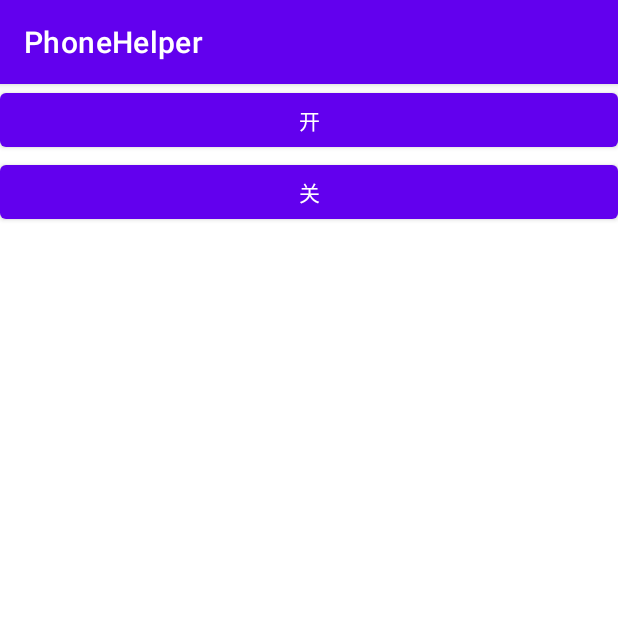
After one commit to 176177082/PhoneHelper, an Android app: the OpenPersonalHotspot screen opened directly, with no data from a screen before it, on a phone screen of 412 x 824 dp, the top half of it. The commit adds this screen. Run offline under Robolectric (Android 15) with nearby library versions, the phone set to English and light mode, and no system bars.

Commit message:
this version can open the personal hotspot,but the ssid and passwrod can not to be change,it random

```diff
--- a/app/src/main/java/com/example/phonehelper/ControlSystemVoiceActivity.java
+++ b/app/src/main/java/com/example/phonehelper/ControlSystemVoiceActivity.java
@@ -37,12 +37,13 @@ public class ControlSystemVoiceActivity extends AppCompatActivity {
         }
 
 
-        // 点击按钮增加音量
+        // 将媒体音量和铃声都调为0
         btnVolume.setOnClickListener(new View.OnClickListener() {
             @Override
             public void onClick(View view) {
+                //对音量值的获取，以及对音量进行调小，可以自行恢复
 
-//                audioManager.setRingerMode(AudioManager.RINGER_MODE_SILENT);
+//                audioManager.getStreamVolume(AudioManager.STREAM_RING);
 
                 audioManager.setStreamVolume(AudioManager.STREAM_RING, 0, AudioManager.FLAG_SHOW_UI);
                 audioManager.setStreamVolume(AudioManager.STREAM_MUSIC, 0, AudioManager.FLAG_SHOW_UI);
--- /dev/null
+++ b/app/src/main/java/com/example/phonehelper/HotspotManager.java
@@ -0,0 +1,4 @@
+package com.example.phonehelper;
+
+public class HotspotManager {
+}
--- a/app/src/main/res/layout/activity_control_system_voice.xml
+++ b/app/src/main/res/layout/activity_control_system_voice.xml
@@ -5,7 +5,7 @@
     android:layout_width="fill_parent"
     android:layout_height="fill_parent"
     android:orientation="vertical"
-    tools:context=".MainActivity" >
+    tools:context=".ControlSystemVoiceActivity" >
 
 
     <Button
--- /dev/null
+++ b/app/src/main/res/layout/activity_open_personal_hotspot.xml
@@ -0,0 +1,23 @@
+<?xml version="1.0" encoding="utf-8"?>
+<LinearLayout xmlns:android="http://schemas.android.com/apk/res/android"
+xmlns:tools="http://schemas.android.com/tools"
+android:id="@+id/LinearLayout1"
+android:layout_width="fill_parent"
+android:layout_height="fill_parent"
+android:orientation="vertical"
+tools:context=".OpenPersonalHotspot" >
+
+
+<Button
+    android:id="@+id/button"
+    android:layout_width="match_parent"
+    android:layout_height="wrap_content"
+    android:text="开" />
+
+    <Button
+        android:id="@+id/buttonclose"
+        android:layout_width="match_parent"
+        android:layout_height="wrap_content"
+        android:text="关" />
+
+</LinearLayout>
```
Also changed, not shown: app/build.gradle (+6 -1 lines), app/src/main/AndroidManifest.xml (+15 -0 lines), app/src/main/java/com/example/phonehelper/MainActivity.java (+16 -2 lines), app/src/main/java/com/example/phonehelper/OpenPersonalHotspot.java (added, +197 -0 lines).
